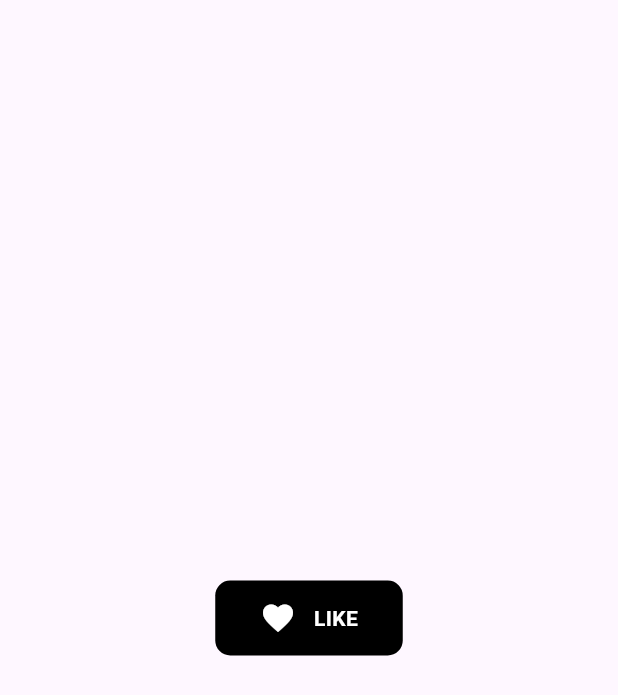
After one commit to chenkuochou/flutter_tutorials, a Flutter app: the LikeButton screen opened directly, after a tap on "LIKE", on a phone screen of 412 x 824 dp. The commit adds this screen. Shown: the top 695 px of the screen. Run offline on Flutter 3.47's test engine with Material 3 defaults, Android fonts, the phone set to English and light mode, and no system bars; our stand-ins replace flutter_riverpod.

Commit message:
arranged folders

```diff
--- a/lib/home/home.dart
+++ b/lib/home/home.dart
@@ -1,7 +1,8 @@
 import 'package:flutter/material.dart';
 import 'package:flutter_riverpod/flutter_riverpod.dart';
-import 'package:flutter_tutorials/home/tutorial_model.dart';
+import 'package:flutter_tutorials/tutorial/tutorial_model.dart';
 import 'package:flutter_tutorials/home/home_provider.dart';
+import 'package:flutter_tutorials/tutorial/tutorial_provider.dart';
 
 class HomePage extends ConsumerWidget {
   const HomePage({super.key});
--- a/lib/home/home_provider.dart
+++ b/lib/home/home_provider.dart
@@ -1,28 +1,11 @@
-import 'package:flutter/material.dart';
 import 'package:flutter_riverpod/flutter_riverpod.dart';
-import 'package:flutter_tutorials/home/tutorial_model.dart';
-import 'package:flutter_tutorials/state_management/state_management_riverpod.dart';
-import 'package:flutter_tutorials/state_management/state_management_set_state.dart';
 
 final homeIndexProvider =
     NotifierProvider<HomeIndexNotifier, int>(HomeIndexNotifier.new);
 
-// Discouraging using StateNotifier, https://riverpod.dev/docs/migration/from_state_notifier
+// discouraging using StateNotifier, https://riverpod.dev/docs/migration/from_state_notifier
 class HomeIndexNotifier extends Notifier<int> {
   @override
   build() => 0;
   void updateIndex(int index) => state = index;
 }
-
-final tutorialProvider = Provider<List<TutorialModel>>((ref) => [
-      TutorialModel(
-        title: 'State Management with Riverpod',
-        widget: const StateManagementRiverpod(),
-        icon: Icons.abc,
-      ),
-      TutorialModel(
-        title: 'State Management with SetState',
-        widget: const StateManagementSetState(),
-        icon: Icons.ac_unit,
-      ),
-    ]);
--- /dev/null
+++ b/lib/tutorial/tutorial_provider.dart
@@ -0,0 +1,18 @@
+import 'package:flutter/material.dart';
+import 'package:flutter_riverpod/flutter_riverpod.dart';
+import 'package:flutter_tutorials/tutorial/state_management/state_management_riverpod.dart';
+import 'package:flutter_tutorials/tutorial/state_management/state_management_set_state.dart';
+import 'package:flutter_tutorials/tutorial/tutorial_model.dart';
+
+final tutorialProvider = Provider<List<TutorialModel>>((ref) => [
+      TutorialModel(
+        title: 'State Management with Riverpod',
+        widget: const StateManagementRiverpod(),
+        icon: Icons.waves,
+      ),
+      TutorialModel(
+        title: 'State Management with SetState',
+        widget: const StateManagementSetState(),
+        icon: Icons.web_asset,
+      ),
+    ]);
--- /dev/null
+++ b/lib/widget/animation/like_button.dart
@@ -0,0 +1,79 @@
+// credit to Github @robertodevs
+
+import 'dart:math';
+
+import 'package:flutter/material.dart';
+
+class LikeButton extends StatefulWidget {
+  const LikeButton({Key? key}) : super(key: key);
+
+  @override
+  State<LikeButton> createState() => _LikeButtonState();
+}
+
+class _LikeButtonState extends State<LikeButton> {
+  Color disabledColor = Colors.white;
+  Color enabledColor = Colors.black;
+  double angle = 0;
+  bool enabled = false;
+  @override
+  Widget build(BuildContext context) {
+    return Scaffold(
+      // backgroundColor: primaryColor,
+      body: Center(
+        child: GestureDetector(
+          onTap: () => setState(() {
+            enabled = !enabled;
+            angle = pi / 18.0;
+          }),
+          child: AnimatedContainer(
+            width: 125,
+            height: 50,
+            decoration: BoxDecoration(
+              color: enabled ? enabledColor : disabledColor,
+              borderRadius: BorderRadius.circular(10),
+            ),
+            duration: const Duration(milliseconds: 400),
+            curve: Curves.fastOutSlowIn,
+            child: Row(
+              mainAxisAlignment: MainAxisAlignment.center,
+              children: [
+                TweenAnimationBuilder(
+                  duration: const Duration(milliseconds: 300),
+                  curve: Curves.fastOutSlowIn,
+                  tween: Tween<double>(
+                    begin: angle,
+                    end: angle,
+                  ),
+                  onEnd: () {
+                    if (angle == pi / 18.0) {
+                      setState(() => angle = -pi / 18.0);
+                    } else {
+                      setState(() => angle = 0);
+                    }
+                  },
+                  builder: (_, double value, __) {
+                    return Transform.rotate(
+                      angle: value,
+                      child: Icon(
+                        enabled ? Icons.favorite : Icons.favorite_border,
+                        color: enabled ? disabledColor : enabledColor,
+                      ),
+                    );
+                  },
+                ),
+                const SizedBox(width: 12),
+                Text(
+                  'LIKE',
+                  style: TextStyle(
+                      fontWeight: FontWeight.bold,
+                      color: enabled ? disabledColor : enabledColor),
+                ),
+              ],
+            ),
+          ),
+        ),
+      ),
+    );
+  }
+}
```
Also changed, not shown: lib/tutorial/state_management/state_management_riverpod.dart (renamed from lib/state_management/state_management_riverpod.dart), lib/tutorial/state_management/state_management_set_state.dart (renamed from lib/state_management/state_management_set_state.dart), lib/tutorial/tutorial_model.dart (renamed from lib/home/tutorial_model.dart).
